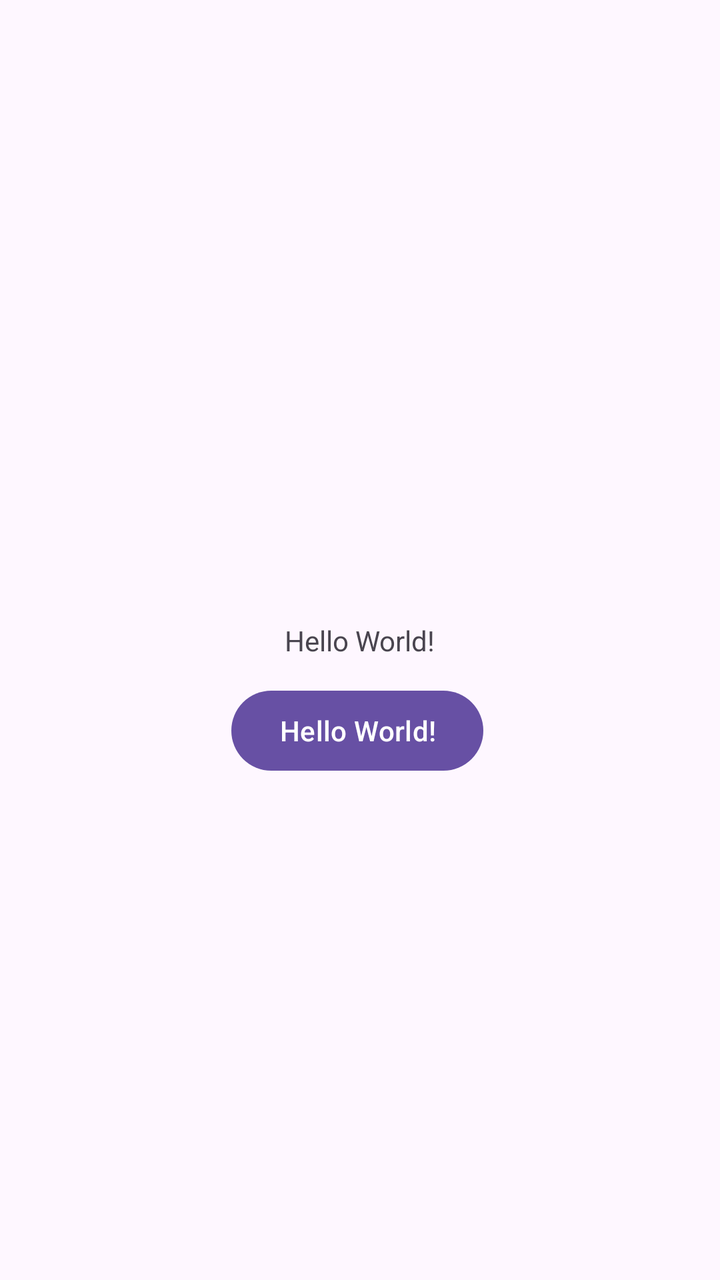
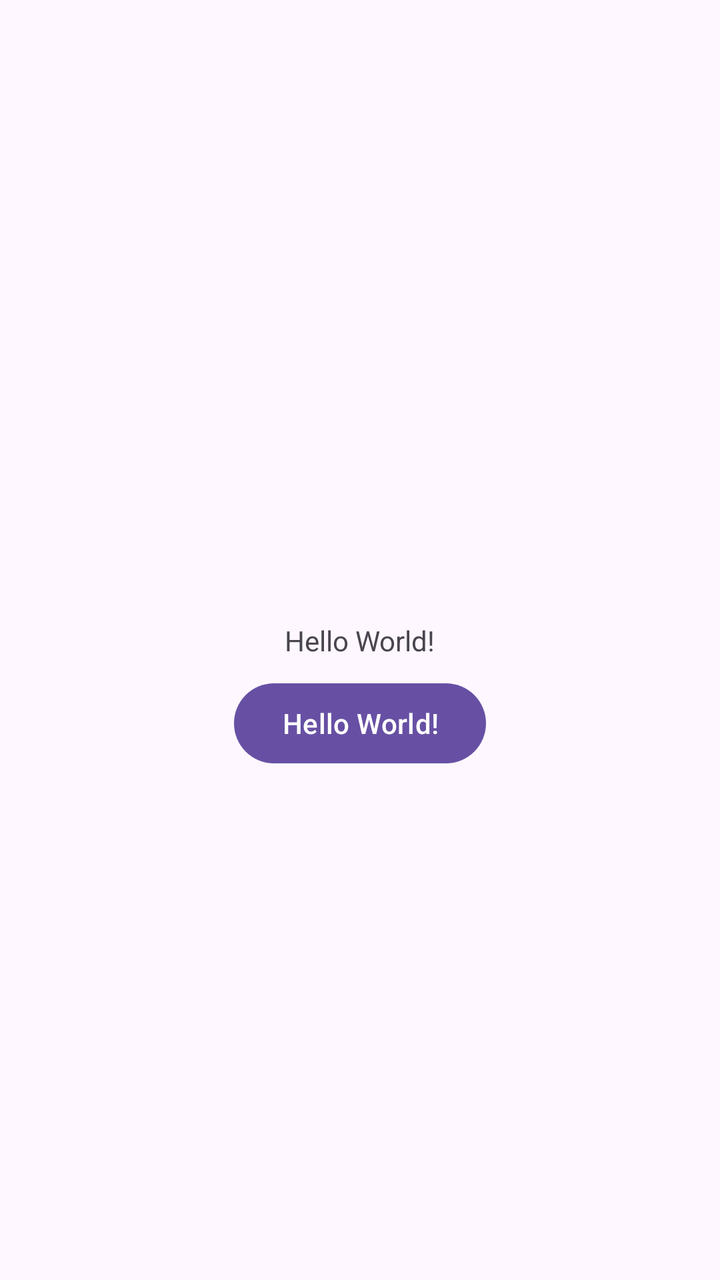

Two renders of the same Android screen: before a commit and after it. Below are the layout's source before the change and the commit's diff.
<!-- AndroidManifest.xml: application theme Theme.Seminar01 -->
<!-- res/layout/activity_main.xml -->
<?xml version="1.0" encoding="utf-8"?>
<androidx.constraintlayout.widget.ConstraintLayout xmlns:android="http://schemas.android.com/apk/res/android"
        xmlns:app="http://schemas.android.com/apk/res-auto"
        xmlns:tools="http://schemas.android.com/tools"
        android:id="@+id/main"
        android:layout_width="match_parent"
        android:layout_height="match_parent"
        tools:context=".MainActivity">

    <TextView
            android:layout_width="wrap_content"
            android:layout_height="wrap_content"
            android:text="@string/hello_world"
            app:layout_constraintBottom_toBottomOf="parent"
            app:layout_constraintEnd_toEndOf="parent"
            app:layout_constraintStart_toStartOf="parent"
            app:layout_constraintTop_toTopOf="parent"
            android:id="@+id/textView" />

    <Button
            android:text="@string/hello_world"
            android:layout_width="wrap_content"
            android:layout_height="wrap_content"
            android:id="@+id/button"
            app:layout_constraintTop_toBottomOf="@+id/textView"
            app:layout_constraintBottom_toBottomOf="parent"
            app:layout_constraintVertical_bias="0.045"
            app:layout_constraintEnd_toEndOf="@+id/textView"
            app:layout_constraintStart_toStartOf="@+id/textView"
            app:layout_constraintHorizontal_bias="0.53" />

</androidx.constraintlayout.widget.ConstraintLayout>
<!-- resources referenced by this layout -->
<resources>
  <string name="hello_world">Hello World!</string>
  <style name="Theme.Seminar01" parent="Base.Theme.Seminar01" />
  <style name="Base.Theme.Seminar01" parent="Theme.Material3.DayNight.NoActionBar">
          
          
      </style>
</resources>

<!-- the commit's change to res/layout/activity_main.xml (unified diff, before → after) -->
@@ -24,9 +24,9 @@
             android:id="@+id/button"
             app:layout_constraintTop_toBottomOf="@+id/textView"
             app:layout_constraintBottom_toBottomOf="parent"
-            app:layout_constraintVertical_bias="0.045"
+            app:layout_constraintVertical_bias="0.0"
             app:layout_constraintEnd_toEndOf="@+id/textView"
             app:layout_constraintStart_toStartOf="@+id/textView"
-            app:layout_constraintHorizontal_bias="0.53" />
+            android:layout_marginTop="8dp" />
 
 </androidx.constraintlayout.widget.ConstraintLayout>
